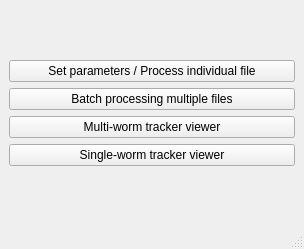
Above: tierpsy/gui/QtDesignerFiles/SelectApp.ui from ver228/tierpsy-tracker before the change. Below: the same form after it.
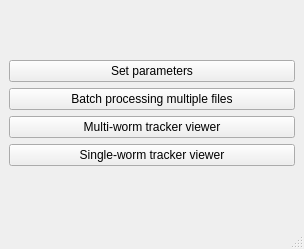
That is the form after the change.

What changed in the file:
```diff
--- a/tierpsy/gui/QtDesignerFiles/SelectApp.ui
+++ b/tierpsy/gui/QtDesignerFiles/SelectApp.ui
@@ -20,7 +20,7 @@
       <item>
        <widget class="QPushButton" name="pushButton_paramGUI">
         <property name="text">
-         <string>Set parameters / Process individual file</string>
+         <string>Set parameters</string>
         </property>
        </widget>
       </item>
```
